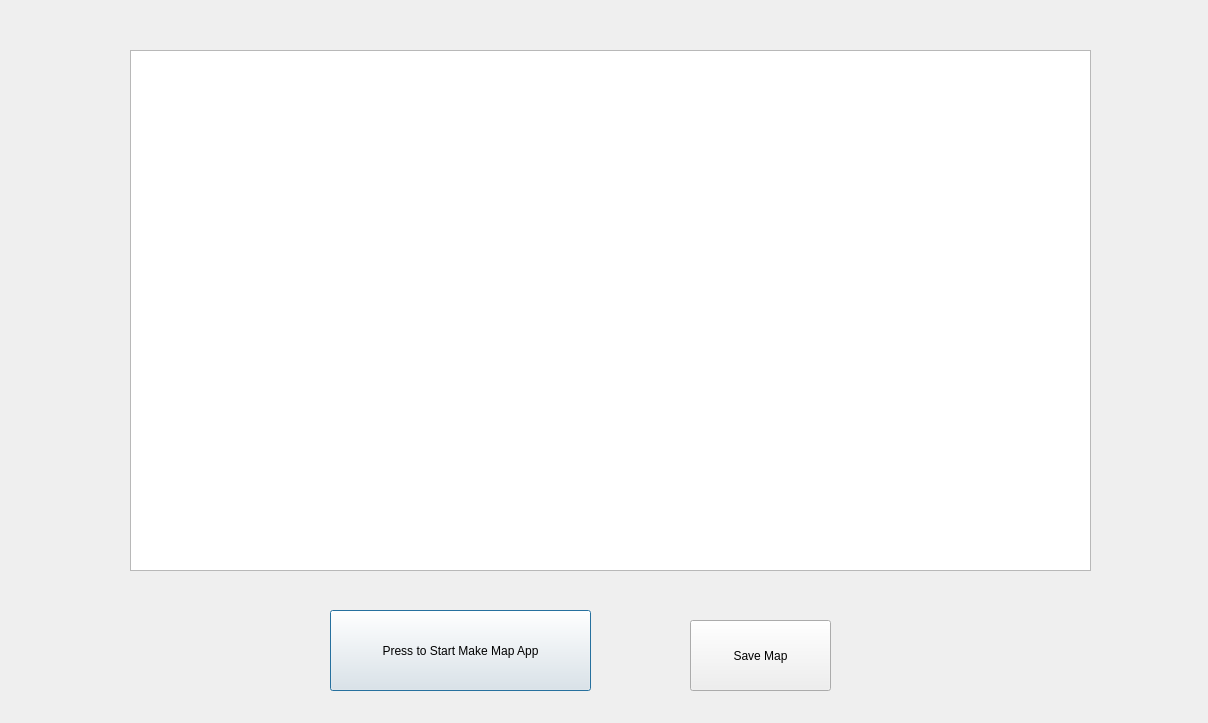
First picture: the form in src/robot_gui/ui/subwindow_makemap.ui, repository 7174952/amr-3d-lidar-ros2, before the edit.
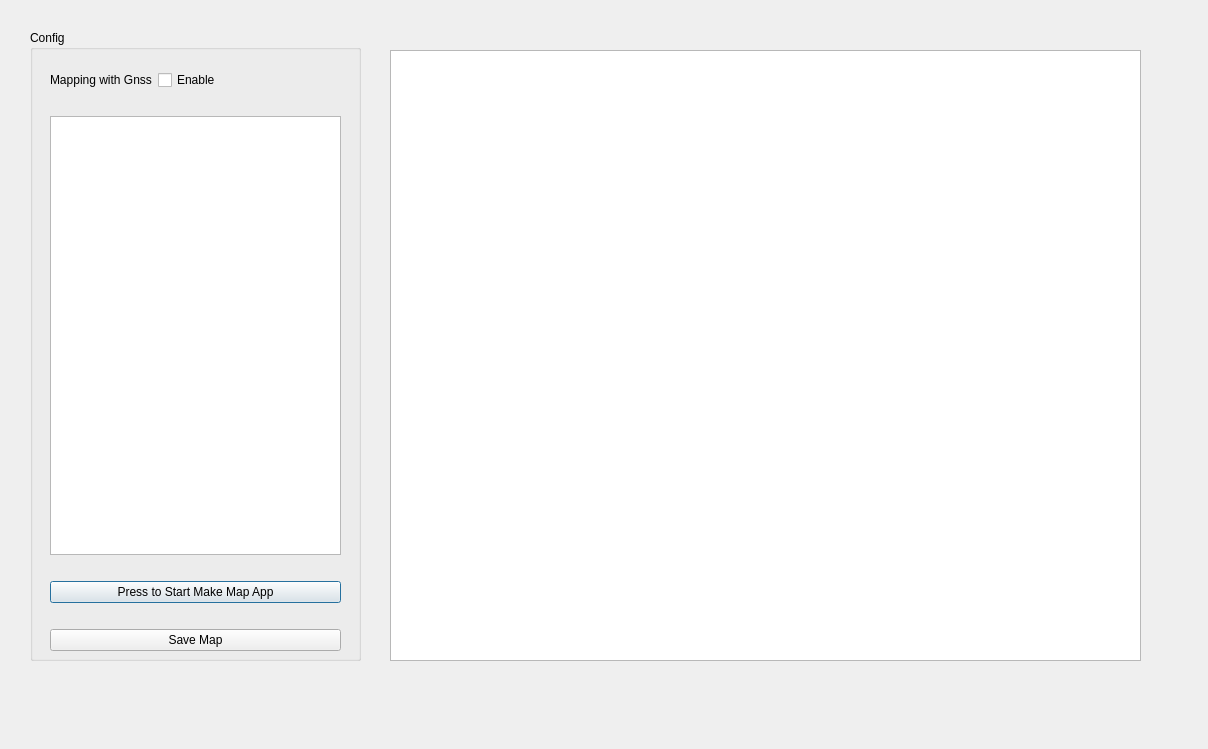
Second picture: the form after the edit.

Diff of the .ui file:
```diff
--- a/src/robot_gui/ui/subwindow_makemap.ui
+++ b/src/robot_gui/ui/subwindow_makemap.ui
@@ -7,7 +7,7 @@
     <x>0</x>
     <y>0</y>
     <width>1208</width>
-    <height>723</height>
+    <height>749</height>
    </rect>
   </property>
   <property name="windowTitle">
@@ -16,25 +16,87 @@
   <widget class="QGraphicsView" name="graphicsView">
    <property name="geometry">
     <rect>
-     <x>130</x>
+     <x>390</x>
      <y>50</y>
-     <width>961</width>
-     <height>521</height>
+     <width>751</width>
+     <height>611</height>
     </rect>
    </property>
   </widget>
+  <widget class="QGroupBox" name="groupBox_Config">
+   <property name="geometry">
+    <rect>
+     <x>30</x>
+     <y>30</y>
+     <width>331</width>
+     <height>631</height>
+    </rect>
+   </property>
+   <property name="title">
+    <string>Config</string>
+   </property>
+   <widget class="QWidget" name="verticalLayoutWidget">
+    <property name="geometry">
+     <rect>
+      <x>20</x>
+      <y>40</y>
+      <width>291</width>
+      <height>581</height>
+     </rect>
+    </property>
+    <layout class="QVBoxLayout" name="verticalLayout">
+     <item>
+      <layout class="QFormLayout" name="formLayout">
+       <item row="0" column="0">
+        <widget class="QLabel" name="label_mapWithGnss">
+         <property name="text">
+          <string>Mapping with Gnss</string>
+         </property>
+        </widget>
+       </item>
+       <item row="0" column="1">
+        <widget class="QCheckBox" name="checkBox_mapWithGnss">
+         <property name="text">
+          <string>Enable</string>
+         </property>
+        </widget>
+       </item>
+      </layout>
+     </item>
+     <item>
+      <spacer name="horizontalSpacer_3">
+       <property name="orientation">
+        <enum>Qt::Horizontal</enum>
+       </property>
+       <property name="sizeHint" stdset="0">
+        <size>
+         <width>40</width>
+         <height>20</height>
+        </size>
+       </property>
+      </spacer>
+     </item>
+     <item>
+      <widget class="QTextEdit" name="textEdit_mapStatus"/>
+     </item>
+     <item>
+      <spacer name="horizontalSpacer_5">
+       <property name="orientation">
+        <enum>Qt::Horizontal</enum>
+       </property>
+       <property name="sizeHint" stdset="0">
+        <size>
+         <width>40</width>
+         <height>20</height>
+        </size>
+       </property>
+      </spacer>
+     </item>
+     <item>
   <widget class="QPushButton" name="pushButton_StartMap">
    <property name="enabled">
     <bool>true</bool>
    </property>
-   <property name="geometry">
-    <rect>
-     <x>330</x>
-     <y>610</y>
-     <width>261</width>
-     <height>81</height>
-    </rect>
-   </property>
    <property name="styleSheet">
     <string notr="true">font: 12pt &quot;Sans Serif&quot;;</string>
    </property>
@@ -48,21 +110,32 @@
     <bool>false</bool>
    </property>
   </widget>
+     </item>
+     <item>
+      <spacer name="horizontalSpacer_2">
+       <property name="orientation">
+        <enum>Qt::Horizontal</enum>
+       </property>
+       <property name="sizeHint" stdset="0">
+        <size>
+         <width>40</width>
+         <height>20</height>
+        </size>
+       </property>
+      </spacer>
+     </item>
+     <item>
   <widget class="QPushButton" name="pushButton_saveMap">
-   <property name="geometry">
-    <rect>
-     <x>690</x>
-     <y>620</y>
-     <width>141</width>
-     <height>71</height>
-    </rect>
-   </property>
    <property name="styleSheet">
     <string notr="true">font: 12pt &quot;Sans Serif&quot;;</string>
    </property>
    <property name="text">
     <string>Save Map</string>
    </property>
+      </widget>
+     </item>
+    </layout>
+   </widget>
   </widget>
  </widget>
  <resources/>
```
Left out of the diff: 4 changed lines with no effect on the pictures. Lines whose indentation alone changed are shown as unchanged.
